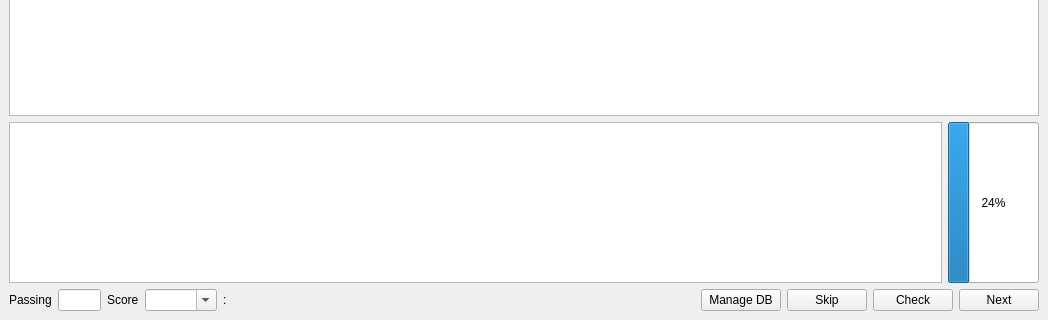
alex-lt-kong/qrammer, file src/qrammer/window_cramming.ui: the form before one commit; both pictures show x 0 to 1048 and y 464 to 784 of the 1048 by 784 pixel window.
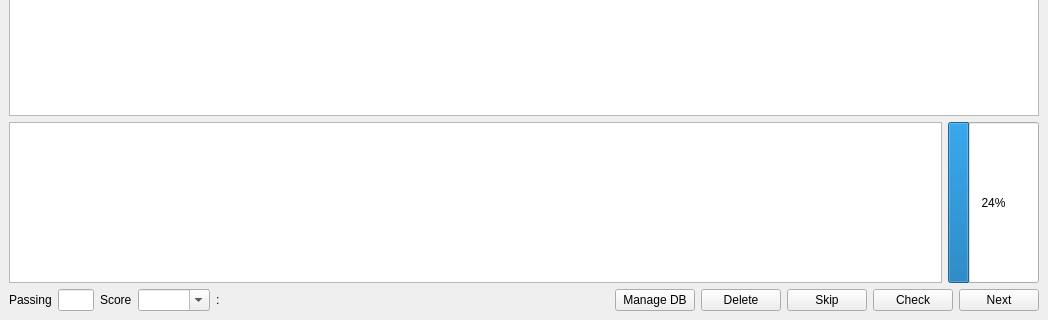
The form after the commit. Icons and pictures are not drawn.

Commit message: add a delet button

```diff
--- a/src/qrammer/window_cramming.ui
+++ b/src/qrammer/window_cramming.ui
@@ -157,7 +157,7 @@
      </layout>
     </item>
     <item>
-     <layout class="QHBoxLayout" name="horizontalLayout_4" stretch="1,1,1,1,1,10,0,1,1,1">
+     <layout class="QHBoxLayout" name="horizontalLayout_4" stretch="1,1,1,1,1,10,0,0,1,1,1">
       <item>
        <widget class="QLabel" name="label_PassingScore">
         <property name="sizePolicy">
@@ -273,6 +273,13 @@
         </property>
        </widget>
       </item>
+      <item>
+       <widget class="QPushButton" name="pushButton_Delete">
+        <property name="text">
+         <string>Delete</string>
+        </property>
+       </widget>
+      </item>
       <item>
        <widget class="QPushButton" name="pushButton_Skip">
         <property name="sizePolicy">
```
The commit also changes 2 other files.
